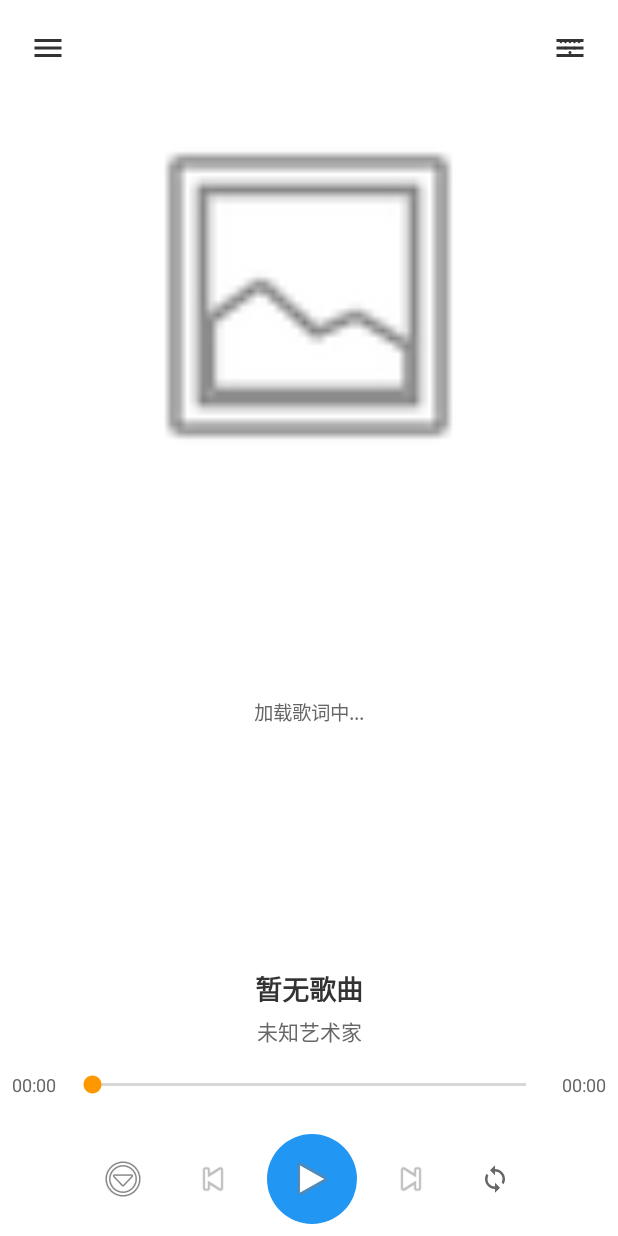
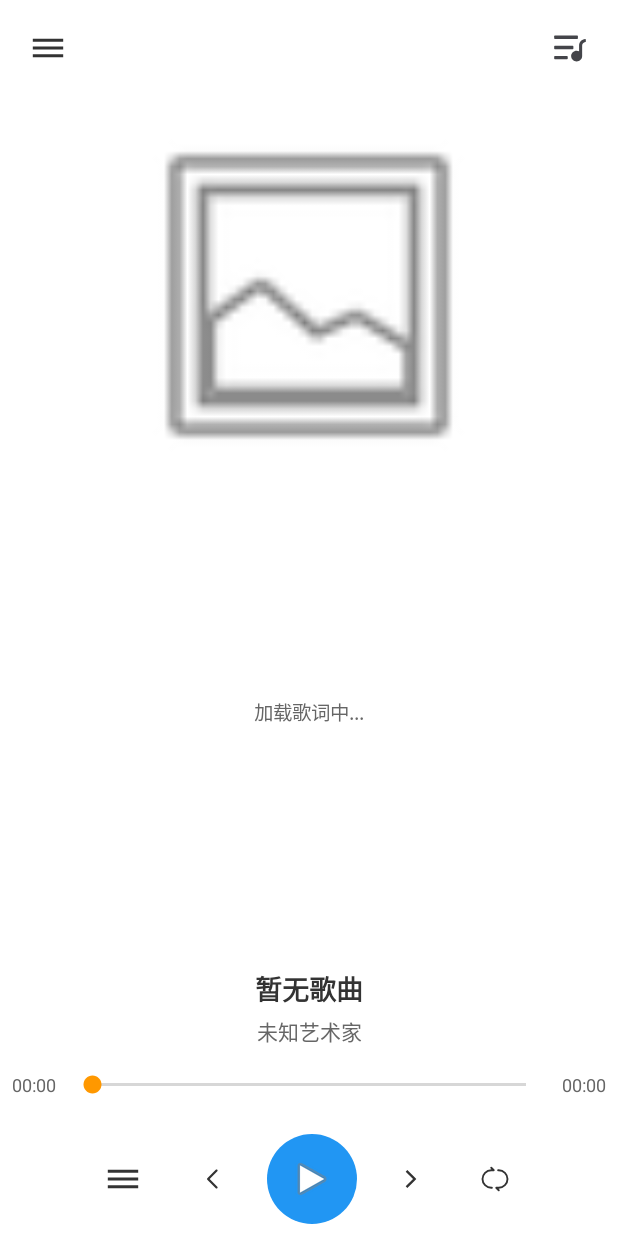
Before and after one commit to athle/xiaoxiamusic, an Android app: the screen it shows after launch (MainActivity), on a phone screen of 412 x 824 dp. Run offline under Robolectric (Android 15) with nearby library versions, the phone set to English and light mode, and no system bars; 2 statements that could not run were skipped.

Commit message:
feat(ui): 更新图标资源并优化界面布局
- 替换所有系统默认图标为自定义矢量图标
- 统一图标颜色风格为深灰色(#333333)
- 调整部分图标视口大小至1024x1024提高清晰度
- 优化activity_main.xml布局文件中的图标引用
- 新增ic_menu_more.xml菜单图标资源

```diff
--- a/app/src/main/res/drawable/ic_add.xml
+++ b/app/src/main/res/drawable/ic_add.xml
@@ -2,9 +2,9 @@
 <vector xmlns:android="http://schemas.android.com/apk/res/android"
     android:width="24dp"
     android:height="24dp"
-    android:viewportWidth="24"
-    android:viewportHeight="24">
+    android:viewportWidth="1024"
+    android:viewportHeight="1024">
     <path
-        android:fillColor="#FF000000"
-        android:pathData="M19,13h-6v6h-2v-6H5v-2h6V5h2v6h6v2z"/>
+        android:fillColor="#333333"
+        android:pathData="M757.555,462.9H561.101V266.444h-98.202v196.454H266.445v98.202h196.454v196.454h98.202V561.101h196.454z"/>
 </vector>
--- a/app/src/main/res/drawable/ic_delete.xml
+++ b/app/src/main/res/drawable/ic_delete.xml
@@ -2,9 +2,12 @@
 <vector xmlns:android="http://schemas.android.com/apk/res/android"
     android:width="24dp"
     android:height="24dp"
-    android:viewportWidth="24"
-    android:viewportHeight="24">
+    android:viewportWidth="1024"
+    android:viewportHeight="1024">
     <path
-        android:fillColor="#FF757575"
-        android:pathData="M6,19c0,1.1 0.9,2 2,2h8c1.1,0 2,-0.9 2,-2V7H6v12zM19,4h-3.5l-1,-1h-5l-1,1H5v2h14V4z"/>
+        android:fillColor="#333333"
+        android:pathData="M880 240H704v-64c0-52.8-43.2-96-96-96H416c-52.8 0-96 43.2-96 96v64H144c-17.6 0-32 14.4-32 32s14.4 32 32 32h48v512c0 70.4 57.6 128 128 128h384c70.4 0 128-57.6 128-128V304h48c17.6 0 32-14.4 32-32s-14.4-32-32-32z m-496-64c0-17.6 14.4-32 32-32h192c17.6 0 32 14.4 32 32v64H384v-64z m384 640c0 35.2-28.8 64-64 64H320c-35.2 0-64-28.8-64-64V304h512v512z"/>
+    <path
+        android:fillColor="#333333"
+        android:pathData="M416 432c-17.6 0-32 14.4-32 32v256c0 17.6 14.4 32 32 32s32-14.4 32-32V464c0-17.6-14.4-32-32-32z m192 0c-17.6 0-32 14.4-32 32v256c0 17.6 14.4 32 32 32s32-14.4 32-32V464c0-17.6-14.4-32-32-32z"/>
 </vector>
--- /dev/null
+++ b/app/src/main/res/drawable/ic_menu_more.xml
@@ -0,0 +1,10 @@
+<?xml version="1.0" encoding="utf-8"?>
+<vector xmlns:android="http://schemas.android.com/apk/res/android"
+    android:width="24dp"
+    android:height="24dp"
+    android:viewportWidth="1024"
+    android:viewportHeight="1024">
+    <path
+        android:pathData="M512 28.444444a85.333333 85.333333 0 1 0 0 170.666667 85.333333 85.333333 0 0 0 0-170.666667zM426.666667 910.222222a85.333333 85.333333 0 1 0 170.666666 0 85.333333 85.333333 0 0 0-170.666666 0z m0-398.222222a85.333333 85.333333 0 1 0 170.666666 0 85.333333 85.333333 0 0 0-170.666666 0z"
+        android:fillColor="#333333"/>
+</vector>
--- a/app/src/main/res/drawable/ic_menu_sort.xml
+++ b/app/src/main/res/drawable/ic_menu_sort.xml
@@ -2,15 +2,15 @@
 <vector xmlns:android="http://schemas.android.com/apk/res/android"
     android:width="24dp"
     android:height="24dp"
-    android:viewportWidth="24"
-    android:viewportHeight="24">
+    android:viewportWidth="1024"
+    android:viewportHeight="1024">
     <path
         android:fillColor="#333333"
-        android:pathData="M3,6h18v2h-18z"/>
+        android:pathData="M79.954,686.724h864.092v85.945h-864.092z"/>
     <path
         android:fillColor="#333333"
-        android:pathData="M3,11h18v2h-18z"/>
+        android:pathData="M79.954,469.027h864.092v85.945h-864.092z"/>
     <path
         android:fillColor="#333333"
-        android:pathData="M3,16h18v2h-18z"/>
+        android:pathData="M79.954,251.331h864.092v85.943h-864.092z"/>
 </vector>
--- a/app/src/main/res/drawable/ic_menu_view.xml
+++ b/app/src/main/res/drawable/ic_menu_view.xml
@@ -2,27 +2,18 @@
 <vector xmlns:android="http://schemas.android.com/apk/res/android"
     android:width="24dp"
     android:height="24dp"
-    android:viewportWidth="24"
-    android:viewportHeight="24">
+    android:viewportWidth="1024"
+    android:viewportHeight="1024">
     <path
-        android:fillColor="#333333"
-        android:pathData="M3,6h18v2h-18z"/>
+        android:fillColor="#44454a"
+        android:pathData="M80.45,254.85714247h638.1c10.18928585,0 18.45-8.96785753 18.45-20.025V178.45357168C737,167.42857168 728.73928585,158.42857168 718.55,158.42857168H80.45C70.26071417,158.42857168 62,167.39642832 62,178.45357168v56.37857079C62,245.85714247 70.26071417,254.85714247 80.45,254.85714247"/>
     <path
-        android:fillColor="#333333"
-        android:pathData="M3,11h18v2h-18z"/>
+        android:fillColor="#44454a"
+        android:pathData="M80.93214247,544.14285751H589.46428585c10.47857168,0 18.93214249-8.96785753 18.93214247-20.02499998v-56.37857168c0-11.05714247-8.45357167-20.025-18.93214249-20.025H80.96428583c-10.47857168,0-18.93214249,8.96785753-18.93214334,20.025v56.37857168c0,11.05714247 8.45357167,20.025 18.93214336,20.025"/>
     <path
-        android:fillColor="#333333"
-        android:pathData="M3,16h18v2h-18z"/>
+        android:fillColor="#44454a"
+        android:pathData="M427.52857167,737H82.18571415c-11.15357168,0-20.18571417,10.35-20.18571415,23.14285751v50.14285664c0,12.79285751 9.03214247,23.14285751 20.18571415,23.14285753h345.34285753c11.15357168,0 20.18571417-10.35 20.18571415-23.14285753v-50.14285664c0-12.79285751-9.03214247-23.14285751-20.18571415-23.14285751"/>
     <path
-        android:fillColor="#333333"
-        android:pathData="M21,6l-3,3l-1.5,-1.5l-1.5,1.5l-1.5,-1.5l-1.5,1.5l-1.5,-1.5l-1.5,1.5l-1.5,-1.5l-1.5,1.5l-3,-3z"/>
-    <path
-        android:fillColor="#333333"
-        android:pathData="M9,12m-1,0a1,1 0,1 1,2 0a1,1 0,1 1,-2 0"/>
-    <path
-        android:fillColor="#333333"
-        android:pathData="M12,15m-1,0a1,1 0,1 1,2 0a1,1 0,1 1,-2 0"/>
-    <path
-        android:fillColor="#333333"
-        android:pathData="M15,12m-1,0a1,1 0,1 1,2 0a1,1 0,1 1,-2 0"/>
+        android:fillColor="#44454a"
+        android:pathData="M942.71428583,254.95357168c-94.75714247,9.38571415-170.775,87.46071415-172.2214283,185.85h-0.03214338V603.35a158.46428583,158.46428583 0,0 0-69.62142832-15.94285753c-87.075,0-156.69642832,68.94642832-156.69642832,155.1535717S613.76428585,897.71428583 700.83928583,897.71428583c87.04285751,0 159.58928583-68.94642832 156.66428585-155.15357168v-298.8964283c0-52.39285751 38.57142832-95.14285753 89.26071415-102.375A17.58214249,17.58214249 0,0 0,962 323.96428583V272.34285751a17.55,17.55 0,0 0-19.28571417-17.38928583"/>
 </vector>
--- a/app/src/main/res/drawable/ic_next.xml
+++ b/app/src/main/res/drawable/ic_next.xml
@@ -1,9 +1,9 @@
 <vector xmlns:android="http://schemas.android.com/apk/res/android"
     android:width="24dp"
     android:height="24dp"
-    android:viewportWidth="24"
-    android:viewportHeight="24">
+    android:viewportWidth="1024"
+    android:viewportHeight="1024">
     <path
-        android:fillColor="#FFFFFF"
-        android:pathData="M6,18l8.5,-6L6,6v12zM16,6v12h2L18,6h-2z"/>
+        android:fillColor="#333333"
+        android:pathData="M407.808 257.28l-46.336 46.336L569.907 512 361.472 720.384l46.336 46.336 208.384-208.384L662.528 512l-46.336-46.336z"/>
 </vector>
--- a/app/src/main/res/drawable/ic_play_order.xml
+++ b/app/src/main/res/drawable/ic_play_order.xml
@@ -5,6 +5,9 @@
     android:viewportWidth="24"
     android:viewportHeight="24">
     <path
-        android:fillColor="#FF666666"
-        android:pathData="M12,4l-8,8h6v8h4v-8h6z"/>
+        android:fillColor="#333333"
+        android:pathData="M9.53 2.47a.75.75 0 0 0-1.06 1.06l.72.72H9a7.75 7.75 0 1 0 0 15.5h.5a.75.75 0 0 0 0-1.5H9a6.25 6.25 0 0 1 0-12.5h2a.75.75 0 0 0 .53-1.28z"/>
+    <path
+        android:fillColor="#80333333"
+        android:pathData="M14.5 4.25a.75.75 0 0 0 0 1.5h.5a6.25 6.25 0 1 1 0 12.5h-2a.75.75 0 0 0-.53 1.28l2 2a.75.75 0 0 0 1.06-1.06l-.72-.72H15a7.75 7.75 0 0 0 0-15.5z"/>
 </vector>
--- a/app/src/main/res/drawable/ic_previous.xml
+++ b/app/src/main/res/drawable/ic_previous.xml
@@ -1,12 +1,9 @@
 <vector xmlns:android="http://schemas.android.com/apk/res/android"
     android:width="24dp"
     android:height="24dp"
-    android:viewportWidth="24"
-    android:viewportHeight="24">
+    android:viewportWidth="1024"
+    android:viewportHeight="1024">
     <path
-        android:fillColor="#FFFFFF"
-        android:pathData="M6,6h2v12h-2z"/>
-    <path
-        android:fillColor="#FFFFFF"
-        android:pathData="M9.5,12l8.5,6v-12z"/>
+        android:fillColor="#333333"
+        android:pathData="M612.8 784c-8 0-16-3.2-22.4-9.6l-240-240c-12.8-12.8-12.8-32 0-44.8l240-240c12.8-12.8 32-12.8 44.8 0 12.8 12.8 12.8 32 0 44.8L417.6 512l217.6 217.6c12.8 12.8 12.8 32 0 44.8-6.4 6.4-14.4 9.6-22.4 9.6z"/>
 </vector>
--- a/app/src/main/res/drawable/ic_repeat_all.xml
+++ b/app/src/main/res/drawable/ic_repeat_all.xml
@@ -5,6 +5,6 @@
     android:viewportWidth="24"
     android:viewportHeight="24">
     <path
-        android:fillColor="#FF666666"
-        android:pathData="M12,4V1L8,5l4,4V6c3.31,0 6,2.69 6,6 0,1.01 -0.25,1.97 -0.7,2.8l1.46,1.46C19.54,15.03 20,13.57 20,12c0,-4.42 -3.58,-8 -8,-8zM12,18c-3.31,0 -6,-2.69 -6,-6 0,-1.01 0.25,-1.97 0.7,-2.8L5.24,7.74C4.46,8.97 4,10.43 4,12c0,4.42 3.58,8 8,8v3l4,-4 -4,-4v3z"/>
+        android:fillColor="#333333"
+        android:pathData="M8.47 2.47a.75.75 0 0 1 1.06 0l2 2A.75.75 0 0 1 11 5.75H9a6.25 6.25 0 1 0 0 12.5h.5a.75.75 0 0 1 0 1.5H9a7.75 7.75 0 0 1 0-15.5h.19l-.72-.72a.75.75 0 0 1 0-1.06M13.75 5a.75.75 0 0 1 .75-.75h.5a7.75 7.75 0 0 1 0 15.5h-.19l.72.72a.75.75 0 1 1-1.06 1.06l-2-2a.75.75 0 0 1 .53-1.28h2a6.25 6.25 0 1 0 0-12.5h-.5a.75.75 0 0 1-.75-.75"/>
 </vector>
--- a/app/src/main/res/drawable/ic_repeat_one.xml
+++ b/app/src/main/res/drawable/ic_repeat_one.xml
@@ -5,12 +5,6 @@
     android:viewportWidth="24"
     android:viewportHeight="24">
     <path
-        android:fillColor="#FF666666"
-        android:pathData="M12,2C6.48,2 2,6.48 2,12s4.48,10 10,10 10,-4.48 10,-10S17.52,2 12,2zM12,20c-4.41,0 -8,-3.59 -8,-8s3.59,-8 8,-8 8,3.59 8,8 -3.59,8 -8,8z"/>
-    <path
-        android:fillColor="#FF666666"
-        android:pathData="M12,15.5l-1.5,-1.5v-3.5h3v2h-1.5v1.5z"/>
-    <path
-        android:fillColor="#FF666666"
-        android:pathData="M12,8m-1,0a1,1 0,1 1,2 0a1,1 0,1 1,-2 0"/>
+        android:fillColor="#333333"
+        android:pathData="M8.47 2.47a.75.75 0 0 1 1.06 0l2 2A.75.75 0 0 1 11 5.75H9a6.25 6.25 0 1 0 0 12.5h.5a.75.75 0 0 1 0 1.5H9a7.75 7.75 0 0 1 0-15.5h.19l-.72-.72a.75.75 0 0 1 0-1.06M13.75 5a.75.75 0 0 1 .75-.75h.5a7.75 7.75 0 0 1 0 15.5h-.19l.72.72a.75.75 0 1 1-1.06 1.06l-2-2a.75.75 0 0 1 .53-1.28h2a6.25 6.25 0 1 0 0-12.5h-.5a.75.75 0 0 1-.75-.75m-1.463 4.307a.75.75 0 0 1 .463.693v4a.75.75 0 0 1-1.5 0v-2.19l-.22.22a.75.75 0 1 1-1.06-1.06l1.5-1.5a.75.75 0 0 1 .817-.163"/>
 </vector>
--- a/app/src/main/res/drawable/ic_shuffle.xml
+++ b/app/src/main/res/drawable/ic_shuffle.xml
@@ -5,6 +5,6 @@
     android:viewportWidth="24"
     android:viewportHeight="24">
     <path
-        android:fillColor="#FF666666"
-        android:pathData="M10.59,9.17L5.41,4 4,5.41l5.17,5.17 1.42,-1.41zM14.5,4l2.04,2.04L4,18.59 5.41,20 17.96,7.46 20,9.5V4h-5.5zM14.83,13.41L13.42,14.83 16.55,18l1.41,-1.41 -3.13,-3.13zM8.41,15.17L7,16.59 10.13,19.7l1.41,-1.41L8.41,15.17z"/>
+        android:fillColor="#333333"
+        android:pathData="M19.47 4.47a.75.75 0 0 1 1.06 0l2 2a.75.75 0 0 1 0 1.06l-2 2a.75.75 0 1 1-1.06-1.06l.72-.72h-1.793c-.844 0-1.424 0-1.88.045c-.44.043-.706.122-.927.247c-.22.125-.426.313-.689.668c-.272.368-.572.865-1.006 1.589l-2.523 4.205c-.41.685-.747 1.245-1.068 1.679c-.335.453-.688.816-1.155 1.08s-.96.38-1.52.435c-.538.052-1.191.052-1.99.052H2a.75.75 0 0 1 0-1.5h3.603c.844 0 1.424 0 1.88-.045c.44-.043.706-.122.927-.247c.22-.125.426-.313.689-.668c.272-.368.571-.865 1.006-1.589l2.523-4.205c.41-.685.747-1.245 1.068-1.679c.335-.453.688-.816 1.155-1.08s.96-.38 1.52-.435c.538-.052 1.191-.052 1.99-.052h1.828l-.72-.72a.75.75 0 0 1 0-1.06M7.73 7.79c-.196-.038-.418-.041-1.063-.041H2a.75.75 0 0 1 0-1.5h4.74c.546 0 .922 0 1.278.07a3.75 3.75 0 0 1 2.071 1.172c.243.27.436.592.717 1.06l.037.062a.75.75 0 1 1-1.286.772c-.332-.554-.45-.742-.583-.89a2.25 2.25 0 0 0-1.243-.705m5.683 6.566a.75.75 0 0 1 1.03.257c.331.554.448.742.582.89c.327.364.763.611 1.243.705c.196.038.418.041 1.063.041h2.857l-.72-.72a.75.75 0 1 1 1.061-1.06l2 2a.75.75 0 0 1 0 1.06l-2 2a.75.75 0 1 1-1.06-1.06l.72-.72h-2.931c-.545 0-.92 0-1.277-.07a3.75 3.75 0 0 1-2.071-1.172c-.243-.27-.436-.592-.717-1.06l-.037-.062a.75.75 0 0 1 .257-1.03"/>
 </vector>
--- a/app/src/main/res/layout-land/activity_main.xml
+++ b/app/src/main/res/layout-land/activity_main.xml
@@ -173,7 +173,7 @@
                         android:layout_width="36dp"
                         android:layout_height="36dp"
                         android:background="?attr/selectableItemBackgroundBorderless"
-                        android:src="@android:drawable/ic_menu_sort_by_size"
+                        android:src="@drawable/ic_menu_sort"
                         android:layout_marginEnd="8dp" />
 
                     <!-- 播放控制按钮 -->
@@ -189,7 +189,7 @@
                             android:layout_width="36dp"
                             android:layout_height="36dp"
                             android:background="?attr/selectableItemBackgroundBorderless"
-                            android:src="@android:drawable/ic_media_previous" />
+                            android:src="@drawable/ic_previous" />
 
                         <ImageButton
                             android:id="@+id/btn_play_pause"
@@ -205,7 +205,7 @@
                             android:layout_width="36dp"
                             android:layout_height="36dp"
                             android:background="?attr/selectableItemBackgroundBorderless"
-                            android:src="@android:drawable/ic_media_next" />
+                            android:src="@drawable/ic_next" />
                     </LinearLayout>
 
                     <!-- 播放模式按钮 -->
@@ -272,7 +272,7 @@
                             android:layout_width="32dp"
                             android:layout_height="32dp"
                             android:background="?attr/selectableItemBackgroundBorderless"
-                            android:src="@android:drawable/ic_input_add"
+                            android:src="@drawable/ic_add"
                             android:contentDescription="添加音乐"
                             android:layout_marginEnd="8dp" />
 
@@ -282,7 +282,7 @@
                             android:layout_width="32dp"
                             android:layout_height="32dp"
                             android:background="?attr/selectableItemBackgroundBorderless"
-                            android:src="@android:drawable/ic_menu_delete"
+                            android:src="@drawable/ic_delete"
                             android:contentDescription="清空列表" />
                     </LinearLayout>
 
@@ -299,7 +299,7 @@
                             android:layout_width="32dp"
                             android:layout_height="32dp"
                             android:background="?attr/selectableItemBackgroundBorderless"
-                            android:src="@android:drawable/ic_menu_more"
+                            android:src="@drawable/ic_menu_more"
                             android:contentDescription="更多选项" />
                     </LinearLayout>
                 </LinearLayout>
--- a/app/src/main/res/layout/activity_main.xml
+++ b/app/src/main/res/layout/activity_main.xml
@@ -119,7 +119,7 @@
                         android:id="@+id/btn_add_single"
                         android:layout_width="32dp"
                         android:layout_height="32dp"
-                        android:src="@android:drawable/ic_input_add"
+                        android:src="@drawable/ic_add"
                         android:background="?attr/selectableItemBackgroundBorderless"
                         android:contentDescription="添加音乐"
                         android:scaleType="centerInside"
@@ -234,7 +234,7 @@
                     android:id="@+id/menu_button_control"
                     android:layout_width="40dp"
                     android:layout_height="40dp"
-                    android:src="@android:drawable/ic_menu_more"
+                    android:src="@drawable/ic_menu_sort"
                     android:background="?attr/selectableItemBackgroundBorderless"
                     android:layout_marginEnd="16dp"
                     android:contentDescription="菜单" />
@@ -243,7 +243,7 @@
                     android:id="@+id/btn_prev"
                     android:layout_width="48dp"
                     android:layout_height="48dp"
-                    android:src="@android:drawable/ic_media_previous"
+                    android:src="@drawable/ic_previous"
                     android:background="?attr/selectableItemBackgroundBorderless"
                     android:scaleType="centerInside"
                     android:padding="10dp"
@@ -265,7 +265,7 @@
                     android:id="@+id/btn_next"
                     android:layout_width="48dp"
                     android:layout_height="48dp"
-                    android:src="@android:drawable/ic_media_next"
+                    android:src="@drawable/ic_next"
                     android:background="?attr/selectableItemBackgroundBorderless"
                     android:scaleType="centerInside"
                     android:padding="10dp"
```
